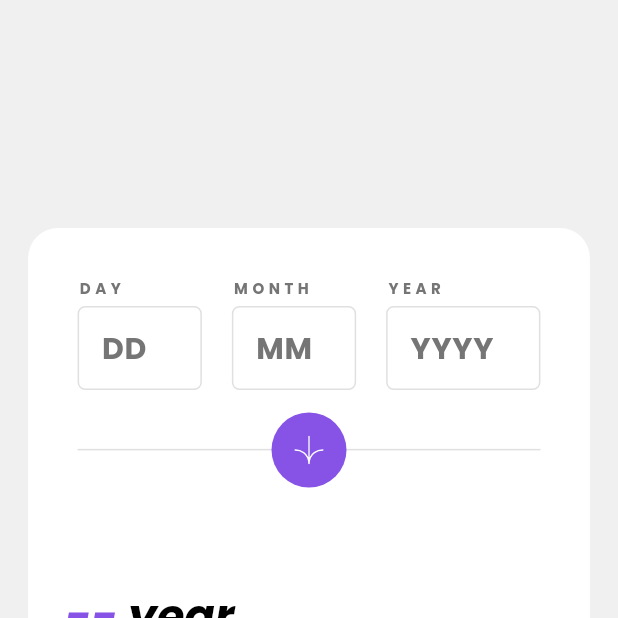
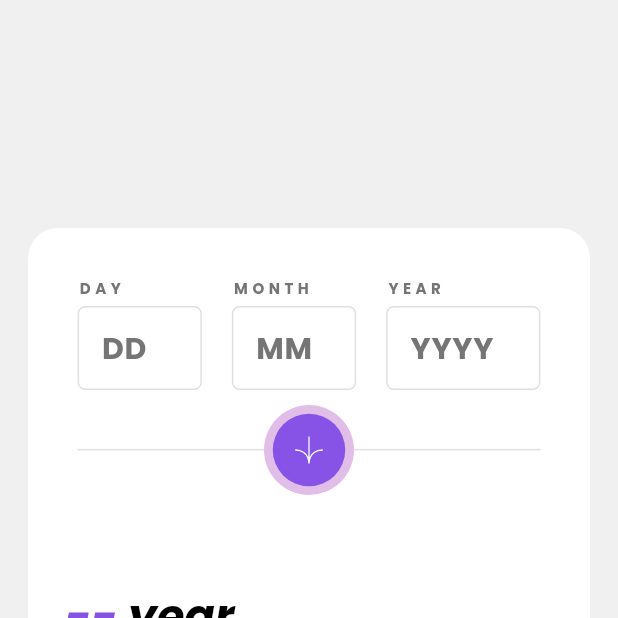
Before and after one commit to YoungSmooth/age_calculator, a Flutter app: the screen it shows after launch, on a phone screen of 412 x 824 dp, the top half of it. Run offline on Flutter 3.47's test engine with Material 2 defaults, Android fonts, the phone set to English and light mode, and no system bars; our stand-ins replace flutter_svg, simple_animations.

Commit message:
Added animations

```diff
--- a/lib/components/form_widget.dart
+++ b/lib/components/form_widget.dart
@@ -14,14 +14,18 @@ class RowForm extends StatefulWidget {
 bool isDesktop(BuildContext context) =>
     MediaQuery.of(context).size.width >= 600;
 
-class _RowFormState extends State<RowForm> with AnimationMixin {
-  late Animation<double> size;
+class _RowFormState extends State<RowForm> with SingleTickerProviderStateMixin {
+  late AnimationController _animationController;
 
   @override
   void initState() {
     super.initState();
-    size = Tween<double>(begin: 0.0, end: 30).animate(controller);
-    controller.play(duration: const Duration(seconds: 10));
+    _animationController = AnimationController(
+      lowerBound: 0.9,
+      upperBound: 1,
+      duration: const Duration(milliseconds: 900),
+      vsync: this,
+    )..repeat(reverse: true);
   }
 
   final _formKey = GlobalKey<FormState>();
@@ -31,6 +35,7 @@ class _RowFormState extends State<RowForm> with AnimationMixin {
   void dispose() {
     super.dispose();
     monthInput.dispose();
+    _animationController.dispose();
   }
 
   int years = 0;
@@ -76,12 +81,23 @@ class _RowFormState extends State<RowForm> with AnimationMixin {
     });
   }
 
+  void _animationEffect() {
+    () {
+      if (_animationController.isAnimating) {
+        _animationController.play();
+      } else {
+        _animationController.play();
+      }
+    };
+  }
+
   void _checkAge() {
     if (_formKey.currentState!.validate()) {
       _formKey.currentState!.save();
       _ageCalculator();
       _formKey.currentState!.reset();
       monthInput.clear();
+      _animationEffect();
     }
   }
 
@@ -308,16 +324,23 @@ class _RowFormState extends State<RowForm> with AnimationMixin {
                             InkWell(
                               onTap: _checkAge,
                               child: CircleAvatar(
-                                radius: isDesktop(context) ? 40 : 30,
+                                backgroundColor: Colors.purple.shade100,
+                                radius: 32,
+                                child: ScaleTransition(
+                                  scale: _animationController,
+                                  child: CircleAvatar(
+                                    radius: 28,
                                     backgroundColor: ColorManager.kpurple,
                                     child: Padding(
                                       padding: const EdgeInsets.all(15.0),
                                       child: SvgPicture.asset(
                                         svg,
-                                    height: 30,
+                                        height: 20,
                                         semanticsLabel: 'Age calculator Enter',
                                         colorFilter: const ColorFilter.mode(
                                             Colors.white, BlendMode.srcIn),
+                                      ),
+                                    ),
                                   ),
                                 ),
                               ),
@@ -350,6 +373,11 @@ class _RowFormState extends State<RowForm> with AnimationMixin {
                                 child: InkWell(
                                   onTap: _checkAge,
                                   child: CircleAvatar(
+                                    radius: 30,
+                                    backgroundColor: Colors.purple.shade100,
+                                    child: ScaleTransition(
+                                      scale: _animationController,
+                                      child: CircleAvatar(
                                         radius: 25,
                                         backgroundColor: ColorManager.kpurple,
                                         child: Padding(
@@ -357,9 +385,12 @@ class _RowFormState extends State<RowForm> with AnimationMixin {
                                           child: SvgPicture.asset(
                                             svg,
                                             height: 25,
-                                        semanticsLabel: 'Age calculator Enter',
+                                            semanticsLabel:
+                                                'Age calculator Enter',
                                             colorFilter: const ColorFilter.mode(
                                                 Colors.white, BlendMode.srcIn),
+                                          ),
+                                        ),
                                       ),
                                     ),
                                   ),
--- a/lib/helper/helpers.dart
+++ b/lib/helper/helpers.dart
@@ -3,13 +3,13 @@ String getValueOrDash(int value) {
 }
 
 String zeroYear(int value) {
-  return value == 0 ? ' year' : ' years';
+  return (value == 0 || value == 1) ? ' year' : ' years';
 }
 
 String zeroMonth(int value) {
-  return value == 0 ? ' month' : ' months';
+  return (value == 0 || value == 1) ? ' month' : ' months';
 }
 
 String zeroDay(int value) {
-  return value == 0 ? ' day' : ' days';
+  return (value == 0 || value == 1) ? ' day' : ' days';
 }
```
Also changed, not shown: 1 other file. Lines whose indentation alone changed are shown as unchanged.
